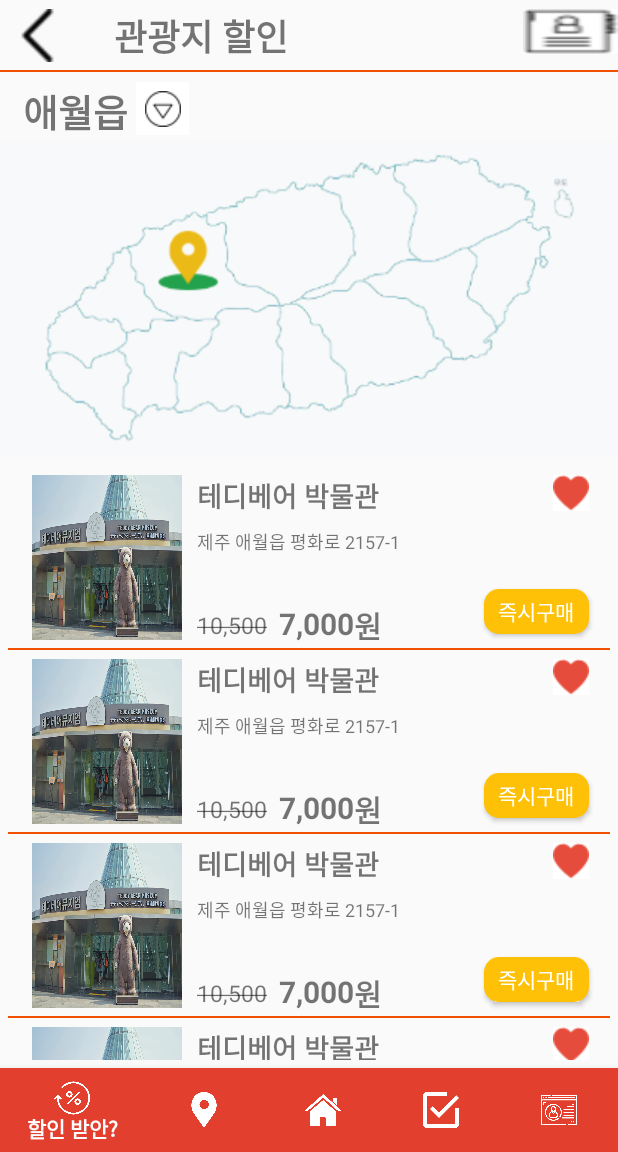
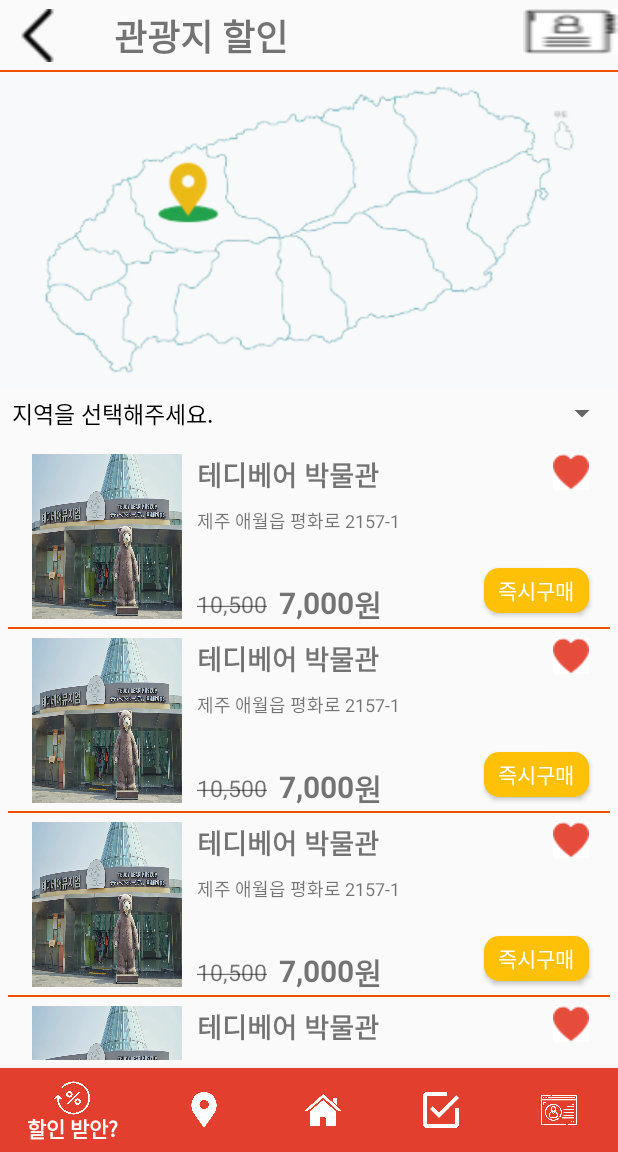
Before and after one commit to youarealone/hjw-front, an Android app: the fragment PlaceFragment placed in its activity, on a phone screen of 412 x 824 dp, the part 84-1236 px from its top. Run offline under Robolectric (Android 15) with nearby library versions, the phone set to English and light mode, and no system bars; our stand-ins replace Firebase (no records; nobody signed in at launch, a user with empty details on screens opened directly).

Commit message:
관광지 할인 페이지 만듦

```diff
--- a/app/src/main/java/com/example/hjw_front/fragments/PlaceFragment.java
+++ b/app/src/main/java/com/example/hjw_front/fragments/PlaceFragment.java
@@ -6,29 +6,62 @@ import android.support.annotation.Nullable;
 import android.support.v4.app.Fragment;
 import android.support.v7.widget.LinearLayoutManager;
 import android.support.v7.widget.RecyclerView;
+import android.util.Log;
 import android.view.LayoutInflater;
 import android.view.View;
 import android.view.ViewGroup;
+import android.widget.AdapterView;
+import android.widget.ArrayAdapter;
+import android.widget.Spinner;
 
 import com.example.hjw_front.R;
 import com.example.hjw_front.adapters.BookmarkAdapter;
 import com.example.hjw_front.adapters.PlaceAdapter;
 
+import java.util.List;
+
 public class PlaceFragment extends Fragment {
     RecyclerView placeView;
     PlaceAdapter placeadapter;
+    Spinner spinner;
 
     @Nullable
     @Override
     public View onCreateView(@NonNull LayoutInflater inflater, @Nullable ViewGroup container, @Nullable Bundle savedInstanceState) {
         View view = inflater.inflate(R.layout.activity_place, container, false);
         placeView = view.findViewById(R.id.placeView);
-
+        spinner = view.findViewById(R.id.spinner_field);
         LinearLayoutManager linearLayoutManager = new LinearLayoutManager(this.getContext());
         placeView.setLayoutManager(linearLayoutManager);
         placeView.hasFixedSize();
         placeadapter = new PlaceAdapter();
         placeView.setAdapter(placeadapter);
+        String[] str = getResources().getStringArray(R.array.area);
+        final ArrayAdapter<String> adapter = new ArrayAdapter<String>(getContext(), R.layout.item_spiner, str);
+
+        adapter.setDropDownViewResource(R.layout.support_simple_spinner_dropdown_item);
+
+        spinner.setAdapter(adapter);
+        spinner.setOnItemSelectedListener(new AdapterView.OnItemSelectedListener() {
+            @Override
+            public void onItemSelected(AdapterView<?> adapterView, View view, int i, long l) {
+                if (adapterView.getSelectedItemPosition() > 0) {
+
+                    //선택된 항목
+
+                    Log.v("알림", spinner.getSelectedItem().toString() + "is selected");
+
+                }
+
+            }
+
+
+            @Override
+            public void onNothingSelected(AdapterView<?> adapterView) {
+
+            }
+        });
+
         return view;
     }
 }
--- a/app/src/main/res/layout/activity_place.xml
+++ b/app/src/main/res/layout/activity_place.xml
@@ -58,44 +58,37 @@
         app:layout_constraintStart_toStartOf="@+id/linearLayout"
         app:layout_constraintTop_toBottomOf="@+id/linearLayout" />
 
-    <LinearLayout
-        android:id="@+id/linearLayout2"
-        android:layout_width="0dp"
-        android:layout_height="wrap_content"
-        android:orientation="horizontal"
-        app:layout_constraintEnd_toEndOf="parent"
-        app:layout_constraintStart_toStartOf="parent"
-        app:layout_constraintTop_toTopOf="@id/view">
-
-        <TextView
-            android:id="@+id/textView11"
-            android:layout_width="wrap_content"
-            android:layout_height="wrap_content"
-            android:layout_marginStart="15dp"
-            android:layout_marginTop="8dp"
-            android:text="애월읍"
-            android:textAlignment="textStart"
-            android:textSize="25sp"
-            android:textStyle="bold" />
-
-        <ImageButton
-            android:id="@+id/imageButton2"
-            android:layout_width="35dp"
-            android:layout_height="35dp"
-            android:layout_marginStart="5dp"
-            android:layout_marginTop="8dp"
-            android:background="@color/white"
-            app:srcCompat="@drawable/downbutton" />
-    </LinearLayout>
-
     <ImageView
         android:id="@+id/imageView3"
         android:layout_width="wrap_content"
         android:layout_height="wrap_content"
         app:layout_constraintEnd_toEndOf="parent"
+        app:layout_constraintHorizontal_bias="1.0"
         app:layout_constraintStart_toStartOf="parent"
-        app:layout_constraintTop_toBottomOf="@+id/linearLayout2"
+        app:layout_constraintTop_toBottomOf="@+id/view"
         app:srcCompat="@drawable/pricemap" />
+
+    <LinearLayout
+        android:id="@+id/spinnerLayout"
+        android:layout_width="match_parent"
+        android:layout_height="wrap_content"
+        android:orientation="vertical"
+        app:layout_constraintEnd_toEndOf="@+id/imageView3"
+        app:layout_constraintStart_toStartOf="@+id/imageView3"
+        app:layout_constraintTop_toBottomOf="@+id/imageView3">
+
+        <Spinner
+            android:id="@+id/spinner_field"
+            android:layout_width="match_parent"
+            android:layout_height="wrap_content" />
+
+        <ListView
+            android:id="@+id/listView"
+            android:layout_width="match_parent"
+            android:layout_height="wrap_content" />
+
+    </LinearLayout>
+
 
     <android.support.v7.widget.RecyclerView
         android:id="@+id/placeView"
@@ -106,7 +99,7 @@
         app:layout_constraintEnd_toEndOf="parent"
         app:layout_constraintHorizontal_bias="0.444"
         app:layout_constraintStart_toStartOf="parent"
-        app:layout_constraintTop_toBottomOf="@+id/imageView3"
+        app:layout_constraintTop_toBottomOf="@id/spinnerLayout"
         app:layout_constraintVertical_bias="0.0" />
 
 
--- /dev/null
+++ b/app/src/main/res/layout/item_spiner.xml
@@ -0,0 +1,23 @@
+<?xml version="1.0" encoding="utf-8"?>
+
+<TextView
+
+    xmlns:android="http://schemas.android.com/apk/res/android"
+
+    android:layout_width="match_parent"
+
+    android:layout_height="wrap_content"
+
+    android:textSize="15dp"
+
+    android:textColor="#000000"
+
+    android:background="#00ff0000"
+
+    style="?android:attr/spinnerItemStyle"
+
+    android:paddingTop="4dp"
+
+    android:paddingBottom="4dp"
+
+    />
--- /dev/null
+++ b/app/src/main/res/values/array_place.xml
@@ -0,0 +1,12 @@
+<?xml version="1.0" encoding="utf-8"?>
+<resources>
+    <string-array name="area">
+        <item>지역을 선택해주세요.</item>
+        <item>애월읍</item>
+        <item>제주시</item>
+        <item>서귀포시</item>
+        <item>성산읍</item>
+        <item>남원읍</item>
+        <item>대정읍</item>
+    </string-array>
+</resources>
```
